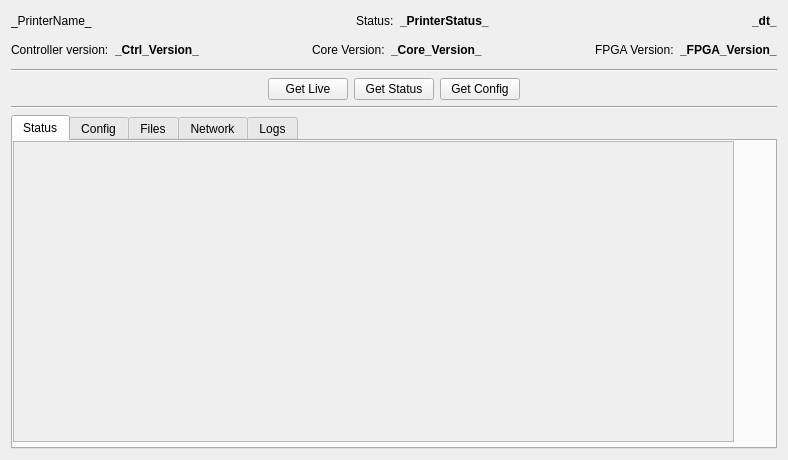
Old version of the form ui/src/ui/printerview.ui in the repository iserramacsa/mcomms.
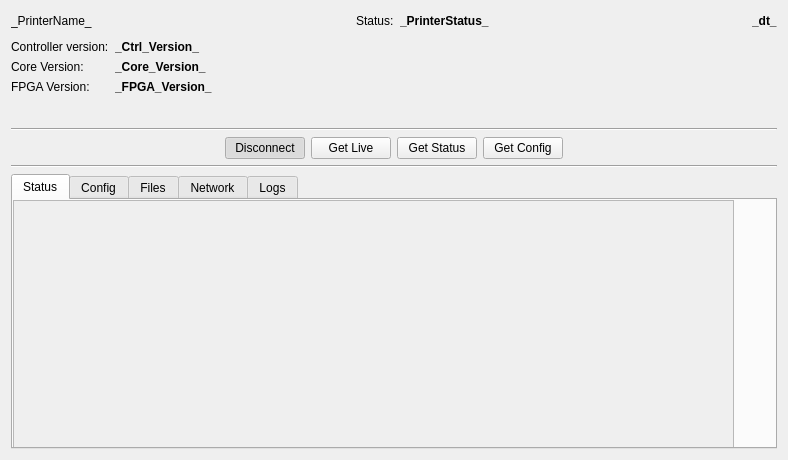
New version of the form.

The edit to the form file:
```diff
--- a/ui/src/ui/printerview.ui
+++ b/ui/src/ui/printerview.ui
@@ -97,7 +97,22 @@
    </item>
    <item>
     <widget class="QWidget" name="widget" native="true">
-     <layout class="QHBoxLayout" name="horizontalLayout_3">
+     <property name="enabled">
+      <bool>true</bool>
+     </property>
+     <property name="sizePolicy">
+      <sizepolicy hsizetype="MinimumExpanding" vsizetype="MinimumExpanding">
+       <horstretch>0</horstretch>
+       <verstretch>0</verstretch>
+      </sizepolicy>
+     </property>
+     <property name="maximumSize">
+      <size>
+       <width>16777215</width>
+       <height>85</height>
+      </size>
+     </property>
+     <layout class="QFormLayout" name="formLayout">
       <property name="leftMargin">
        <number>0</number>
       </property>
@@ -110,80 +125,28 @@
       <property name="bottomMargin">
        <number>3</number>
       </property>
-      <item>
-       <widget class="QLabel" name="label">
-        <property name="text">
-         <string>Controller version:</string>
-        </property>
-       </widget>
-      </item>
-      <item>
-       <widget class="QLabel" name="lblCtrlVersion">
-        <property name="font">
-         <font>
-          <weight>75</weight>
-          <bold>true</bold>
-         </font>
-        </property>
-        <property name="text">
-         <string>_Ctrl_Version_</string>
-        </property>
-       </widget>
-      </item>
-      <item>
-       <spacer name="horizontalSpacer_5">
-        <property name="orientation">
-         <enum>Qt::Horizontal</enum>
-        </property>
-        <property name="sizeHint" stdset="0">
-         <size>
-          <width>40</width>
-          <height>20</height>
-         </size>
-        </property>
-       </spacer>
-      </item>
-      <item>
+      <item row="1" column="0">
        <widget class="QLabel" name="label_3">
         <property name="text">
          <string>Core Version:</string>
         </property>
        </widget>
       </item>
-      <item>
-       <widget class="QLabel" name="lblCoreVersion">
-        <property name="font">
-         <font>
-          <weight>75</weight>
-          <bold>true</bold>
-         </font>
-        </property>
-        <property name="text">
-         <string>_Core_Version_</string>
-        </property>
-       </widget>
-      </item>
-      <item>
-       <spacer name="horizontalSpacer_6">
-        <property name="orientation">
-         <enum>Qt::Horizontal</enum>
-        </property>
-        <property name="sizeHint" stdset="0">
-         <size>
-          <width>40</width>
-          <height>20</height>
-         </size>
-        </property>
-       </spacer>
-      </item>
-      <item>
+      <item row="2" column="0">
        <widget class="QLabel" name="label_2">
         <property name="text">
          <string>FPGA Version:</string>
         </property>
        </widget>
       </item>
-      <item>
+      <item row="0" column="0">
+       <widget class="QLabel" name="label">
+        <property name="text">
+         <string>Controller version:</string>
+        </property>
+       </widget>
+      </item>
+      <item row="2" column="1">
        <widget class="QLabel" name="lblFPGAVersion">
         <property name="font">
          <font>
@@ -196,6 +159,32 @@
         </property>
        </widget>
       </item>
+      <item row="1" column="1">
+       <widget class="QLabel" name="lblCoreVersion">
+        <property name="font">
+         <font>
+          <weight>75</weight>
+          <bold>true</bold>
+         </font>
+        </property>
+        <property name="text">
+         <string>_Core_Version_</string>
+        </property>
+       </widget>
+      </item>
+      <item row="0" column="1">
+       <widget class="QLabel" name="lblCtrlVersion">
+        <property name="font">
+         <font>
+          <weight>75</weight>
+          <bold>true</bold>
+         </font>
+        </property>
+        <property name="text">
+         <string>_Ctrl_Version_</string>
+        </property>
+       </widget>
+      </item>
      </layout>
     </widget>
    </item>
@@ -234,6 +223,19 @@
         </property>
        </spacer>
       </item>
+      <item>
+       <widget class="QPushButton" name="butConnect">
+        <property name="text">
+         <string>Disconnect</string>
+        </property>
+        <property name="checkable">
+         <bool>true</bool>
+        </property>
+        <property name="checked">
+         <bool>true</bool>
+        </property>
+       </widget>
+      </item>
       <item>
        <widget class="QPushButton" name="butLive">
         <property name="text">
```
